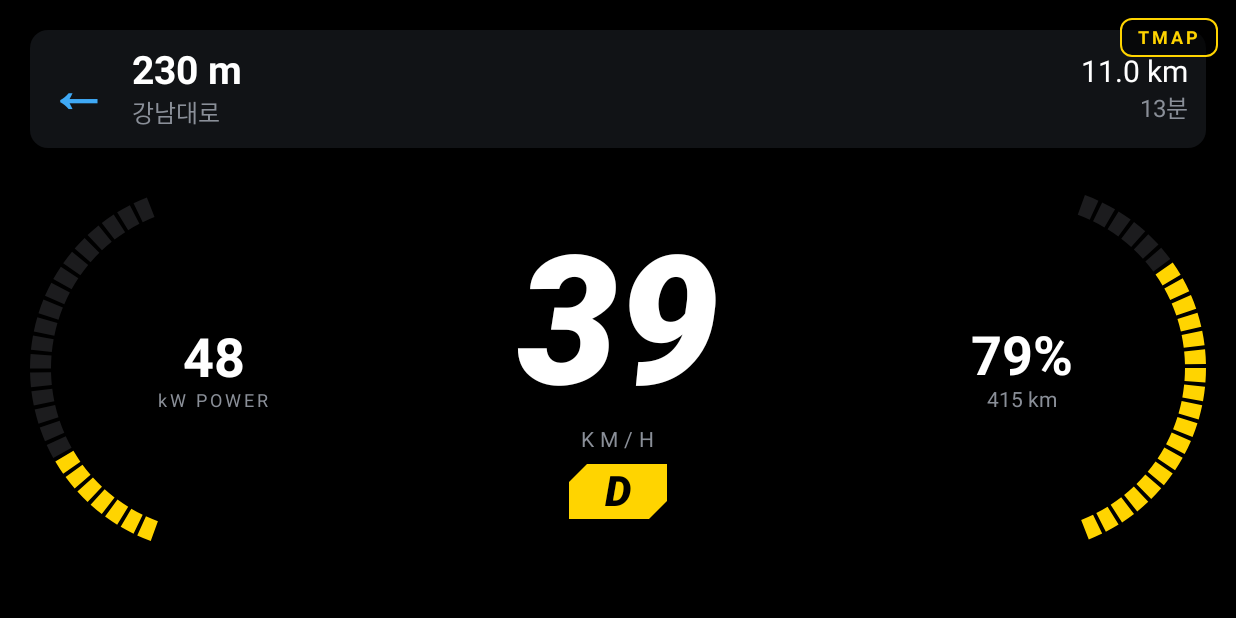
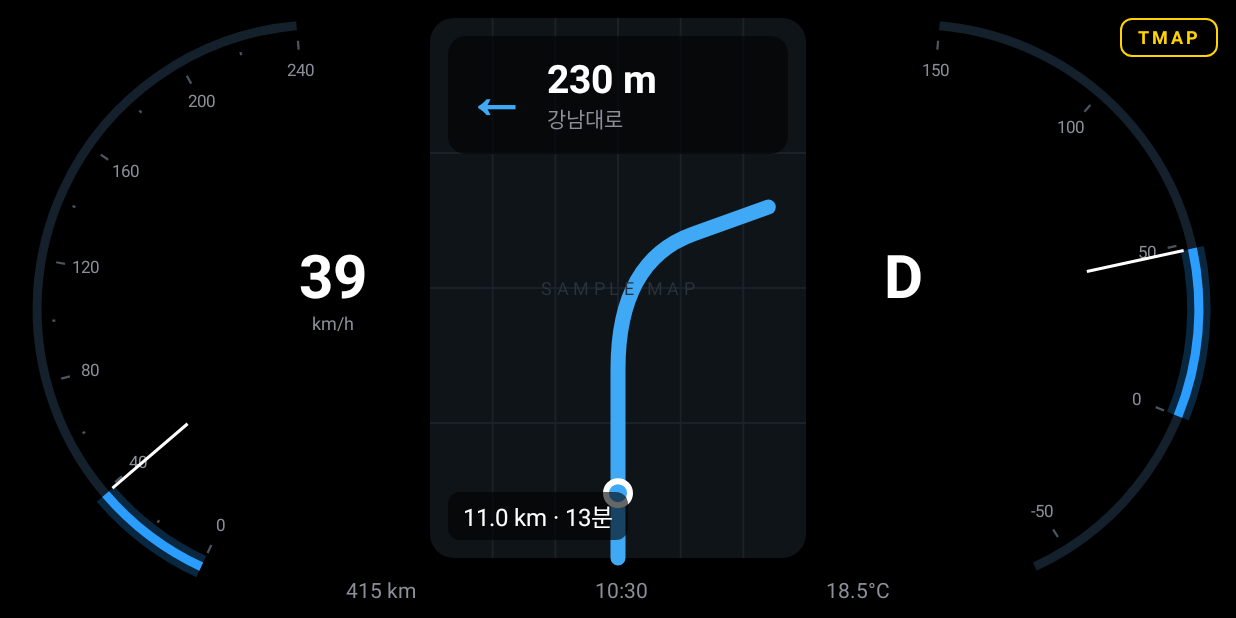
Before and after one commit to choiyoungun/emergency-process-local, an Android app built with Jetpack Compose: the screen it shows after launch (MainActivity), on a phone screen of 824 x 412 dp (held sideways). Run offline under Robolectric (Android 15) with nearby library versions, the phone set to English and light mode, and no system bars.

Commit message:
Add BMW-style cluster layout with curved speed/power gauges and centered map
Co-Authored-By: Claude Sonnet 5.5 <noreply@anthropic.com>
Claude-Session: https://claude.ai/code/session_01QaH3V6YR6UzCRvXWusb2EW

```diff
--- a/tesla-dash/app/src/main/java/com/example/tesladash/MainActivity.kt
+++ b/tesla-dash/app/src/main/java/com/example/tesladash/MainActivity.kt
@@ -23,6 +23,7 @@ import androidx.core.view.WindowInsetsControllerCompat
 import androidx.lifecycle.compose.collectAsStateWithLifecycle
 import kotlinx.coroutines.delay
 import com.example.tesladash.ui.CameraBeeper
+import com.example.tesladash.ui.ClusterScreen
 import com.example.tesladash.ui.CompactScreen
 import com.example.tesladash.ui.DashScreen
 import com.example.tesladash.ui.DashViewModel
@@ -56,11 +57,11 @@ class MainActivity : ComponentActivity() {
                     delay(1_000)
                 }
             }
-            val layout = rememberSaveable { mutableStateOf(0) } // 0=스포츠, 1=기본, 2=내비
+            val layout = rememberSaveable { mutableStateOf(3) } // 0=스포츠, 1=기본, 2=내비, 3=클러스터
             BoxWithConstraints(
                 Modifier.fillMaxSize().clickable(
                     interactionSource = remember { MutableInteractionSource() }, indication = null,
-                ) { layout.value = (layout.value + 1) % 3 },
+                ) { layout.value = (layout.value + 1) % 4 },
             ) {
                 // 분할 화면처럼 창이 좁으면 간단한 레이아웃으로 바꾼다.
                 if (maxWidth < 560.dp) {
@@ -68,7 +69,8 @@ class MainActivity : ComponentActivity() {
                 } else when (layout.value) {
                     0 -> SportScreen(state, nav)
                     1 -> DashScreen(state, nav)
-                    else -> NaviScreen(state, nav)
+                    2 -> NaviScreen(state, nav)
+                    else -> ClusterScreen(state, nav)
                 }
                 SideCameraOverlay(state.turnSignal, Modifier.fillMaxSize())
                 TmapButton(
--- /dev/null
+++ b/tesla-dash/app/src/main/java/com/example/tesladash/ui/ClusterScreen.kt
@@ -0,0 +1,142 @@
+package com.example.tesladash.ui
+
+import androidx.compose.foundation.Canvas
+import androidx.compose.foundation.background
+import androidx.compose.foundation.layout.*
+import androidx.compose.material3.Text
+import androidx.compose.runtime.Composable
+import androidx.compose.runtime.getValue
+import androidx.compose.runtime.produceState
+import androidx.compose.ui.Alignment
+import androidx.compose.ui.Modifier
+import androidx.compose.ui.geometry.Offset
+import androidx.compose.ui.geometry.Size
+import androidx.compose.ui.graphics.Color
+import androidx.compose.ui.graphics.drawscope.DrawScope
+import androidx.compose.ui.graphics.drawscope.Stroke
+import androidx.compose.ui.text.TextMeasurer
+import androidx.compose.ui.text.TextStyle
+import androidx.compose.ui.text.drawText
+import androidx.compose.ui.text.font.FontWeight
+import androidx.compose.ui.text.rememberTextMeasurer
+import androidx.compose.ui.unit.dp
+import androidx.compose.ui.unit.sp
+import com.example.tesladash.data.NavState
+import com.example.tesladash.data.VehicleState
+import kotlinx.coroutines.delay
+import java.time.LocalTime
+import java.time.format.DateTimeFormatter
+import kotlin.math.cos
+import kotlin.math.min
+import kotlin.math.roundToInt
+import kotlin.math.sin
+
+private val Cyan = Color(0xFF2A9DFF)
+private val Red = Color(0xFFFF2A1A)
+private val Green = Color(0xFF4CD964)
+private val Grey = Color(0xFF8A8F98)
+private val Track = Color(0xFF14202B)
+
+private const val SWEEP = 150f
+private const val MAX_SPEED = 240
+private const val MIN_KW = -60f
+private const val MAX_KW = 150f
+
+/** 클러스터 레이아웃: 양쪽 곡선 게이지(속도/출력), 가운데 지도, 아래 한 줄 정보. */
+@Composable
+fun ClusterScreen(s: VehicleState, nav: NavState?) {
+    val tm = rememberTextMeasurer()
+    val over = nav?.camera != null && s.speedKmh > nav.camera.limitKmh
+    val clock by produceState("") {
+        val fmt = DateTimeFormatter.ofPattern("HH:mm")
+        while (true) {
+            value = LocalTime.now().format(fmt)
+            delay(1_000)
+        }
+    }
+    BoxWithConstraints(Modifier.fillMaxSize().background(Color.Black)) {
+        Canvas(Modifier.fillMaxSize()) {
+            val r = min(size.height * 0.46f, size.width * 0.23f)
+            val cy = size.height * 0.5f
+            speedGauge(tm, Offset(size.width * 0.26f, cy), r, s.speedKmh)
+            powerGauge(tm, Offset(size.width * 0.74f, cy), r, s.powerKw)
+        }
+        Row(
+            Modifier.fillMaxSize().padding(horizontal = maxWidth * 0.2f, vertical = 12.dp).padding(bottom = 28.dp),
+            horizontalArrangement = Arrangement.spacedBy(8.dp),
+            verticalAlignment = Alignment.CenterVertically,
+        ) {
+            Column(Modifier.weight(1f), horizontalAlignment = Alignment.CenterHorizontally) {
+                Text("${s.speedKmh}", color = if (over) Red else Color.White, fontSize = 40.sp, fontWeight = FontWeight.Bold)
+                Text("km/h", color = Grey, fontSize = 12.sp)
+            }
+            MapPanel(nav, s.speedKmh, Modifier.weight(2.2f).fillMaxHeight())
+            Column(Modifier.weight(1f), horizontalAlignment = Alignment.CenterHorizontally) {
+                Text(s.gear.name, color = Color.White, fontSize = 40.sp, fontWeight = FontWeight.Bold)
+                Text(if (s.powerKw < 0) "회생" else "", color = Green, fontSize = 12.sp)
+            }
+        }
+        Row(
+            Modifier.align(Alignment.BottomCenter).fillMaxWidth(0.44f).padding(bottom = 10.dp),
+            horizontalArrangement = Arrangement.SpaceBetween,
+        ) {
+            Text("${s.rangeKm} km", color = Grey, fontSize = 14.sp)
+            Text(clock, color = Grey, fontSize = 14.sp)
+            Text("%.1f°C".format(s.outsideTempC), color = Grey, fontSize = 14.sp)
+        }
+    }
+}
+
+private fun dir(deg: Float) = Offset(cos(Math.toRadians(deg.toDouble())).toFloat(), sin(Math.toRadians(deg.toDouble())).toFloat())
+
+/** 왼쪽 "(" 모양 속도 게이지. 아래(115°)에서 시계방향으로 올라간다. */
+private fun DrawScope.speedGauge(tm: TextMeasurer, c: Offset, r: Float, speed: Int) {
+    val start = 115f
+    val stroke = 6.dp.toPx()
+    val tl = c - Offset(r, r)
+    val box = Size(r * 2, r * 2)
+    drawArc(Track, start, SWEEP, false, tl, box, style = Stroke(stroke))
+    val fill = SWEEP * speed.coerceIn(0, MAX_SPEED) / MAX_SPEED
+    if (fill > 0f) {
+        drawArc(Cyan.copy(alpha = 0.25f), start, fill, false, tl, box, style = Stroke(stroke * 2.6f))
+        drawArc(Cyan, start, fill, false, tl, box, style = Stroke(stroke))
+    }
+    for (i in 0..12) {
+        val a = start + SWEEP * (i * 20) / MAX_SPEED
+        val d = dir(a)
+        drawLine(Color(0xFF4A5560), c + d * (r - 10.dp.toPx()), c + d * (r - (if (i % 2 == 0) 16 else 12).dp.toPx()), 1.5.dp.toPx())
+        if (i % 2 == 0) tickLabel(tm, "${i * 20}", c + d * (r - 30.dp.toPx()))
+    }
+    val na = start + fill
+    drawLine(Color.White, c + dir(na) * (r * 0.62f), c + dir(na) * (r - 6.dp.toPx()), 2.dp.toPx())
+}
+
+/** 오른쪽 ")" 모양 출력 게이지. 0kW 지점에서 위로 파란색, 아래로 초록색(회생)이 채워진다. */
+private fun DrawScope.powerGauge(tm: TextMeasurer, c: Offset, r: Float, kw: Float) {
+    val top = -85f
+    val stroke = 6.dp.toPx()
+    val tl = c - Offset(r, r)
+    val box = Size(r * 2, r * 2)
+    fun angleAt(kwv: Float) = top + SWEEP * (1f - (kwv.coerceIn(MIN_KW, MAX_KW) - MIN_KW) / (MAX_KW - MIN_KW))
+    drawArc(Track, top, SWEEP, false, tl, box, style = Stroke(stroke))
+    val zero = angleAt(0f)
+    val now = angleAt(kw)
+    if (kw > 0.5f) {
+        drawArc(Cyan.copy(alpha = 0.25f), now, zero - now, false, tl, box, style = Stroke(stroke * 2.6f))
+        drawArc(Cyan, now, zero - now, false, tl, box, style = Stroke(stroke))
+    } else if (kw < -0.5f) {
+        drawArc(Green.copy(alpha = 0.25f), zero, now - zero, false, tl, box, style = Stroke(stroke * 2.6f))
+        drawArc(Green, zero, now - zero, false, tl, box, style = Stroke(stroke))
+    }
+    for (v in listOf(-50f, 0f, 50f, 100f, 150f)) {
+        val d = dir(angleAt(v))
+        drawLine(Color(0xFF4A5560), c + d * (r - 10.dp.toPx()), c + d * (r - 16.dp.toPx()), 1.5.dp.toPx())
+        tickLabel(tm, "${v.roundToInt()}", c + d * (r - 30.dp.toPx()))
+    }
+    drawLine(Color.White, c + dir(now) * (r * 0.62f), c + dir(now) * (r - 6.dp.toPx()), 2.dp.toPx())
+}
+
+private fun DrawScope.tickLabel(tm: TextMeasurer, text: String, center: Offset) {
+    val res = tm.measure(text, TextStyle(color = Grey, fontSize = 11.sp))
+    drawText(res, topLeft = center - Offset(res.size.width / 2f, res.size.height / 2f))
+}
--- a/tesla-dash/app/src/main/java/com/example/tesladash/ui/NaviScreen.kt
+++ b/tesla-dash/app/src/main/java/com/example/tesladash/ui/NaviScreen.kt
@@ -79,7 +79,7 @@ private fun BatteryBar(percent: Int) {
 
 /** TMAP 지도 연동 전까지 쓰는 샘플 지도. 길안내 정보는 NavState로 위에 겹쳐 그린다. */
 @Composable
-private fun MapPanel(nav: NavState?, speedKmh: Int, modifier: Modifier) {
+internal fun MapPanel(nav: NavState?, speedKmh: Int, modifier: Modifier) {
     Box(modifier.background(Color(0xFF0F1418), RoundedCornerShape(16.dp))) {
         Canvas(Modifier.fillMaxSize()) {
             val grid = Color(0xFF1A2128)
```
